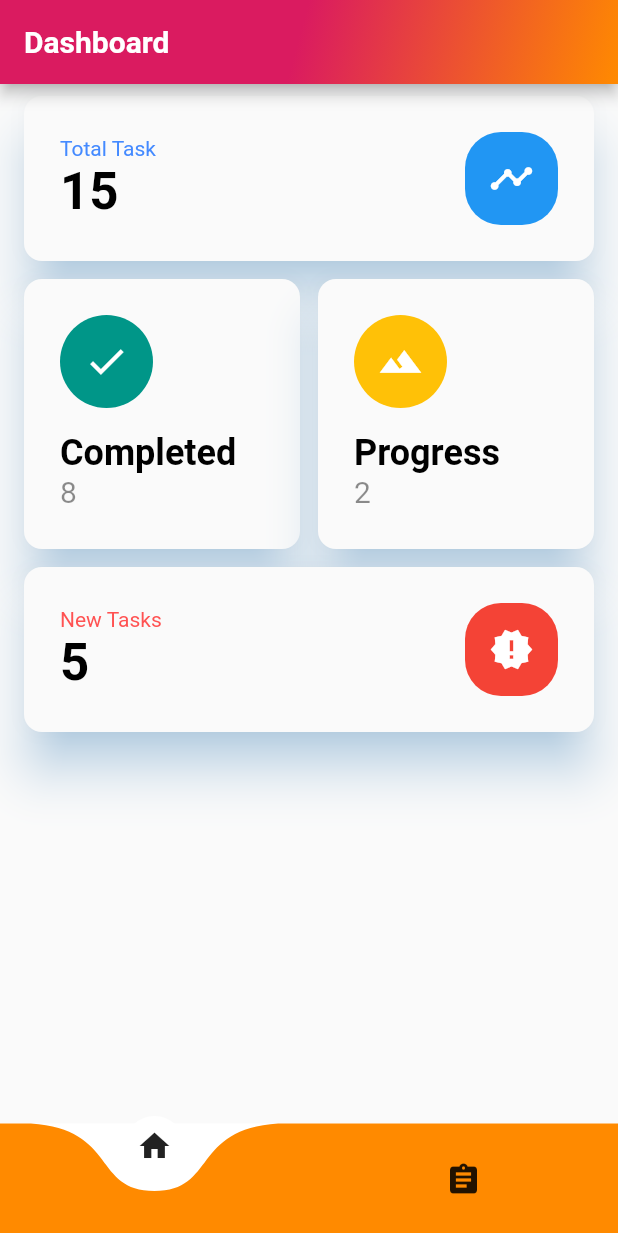
After one commit to shikhars371/ic-data-collector, a Flutter app: the DashboardPage screen opened directly, on a phone screen of 412 x 824 dp. The commit adds this screen. Shown: the top 1233 px of the screen. Run offline on Flutter 3.47's test engine with Material 2 defaults, Android fonts, the phone set to English and light mode, and no system bars; drawn by our look-alikes of curved_navigation_bar; our stand-ins replace page_transition, shared_preferences; missing offline and left inert: grouped_buttons; accounts and stored records are empty.

Commit message:
pages added

```diff
--- a/assets/locale/localization_en.json
+++ b/assets/locale/localization_en.json
@@ -99,5 +99,7 @@
     "key_release_area": "Release Area",
     "key_business_area": "Business Area",
     "key_total_release_units": "Total number of release units",
-    "key_total_business_unit": "Total number of business units"
+    "key_total_business_unit": "Total number of business units",
+    "key_dashboard": "Dashboard",
+    "key_task":"Task"
 }
--- a/lib/main.dart
+++ b/lib/main.dart
@@ -1,15 +1,17 @@
+import 'dart:async';
 import 'package:flutter/material.dart';
 import 'package:flutter_localizations/flutter_localizations.dart';
 import 'package:provider/provider.dart';
+import 'package:shared_preferences/shared_preferences.dart';
 
 import './pages/login.dart';
+import './pages/dashboard.dart';
 import './localization/app_translations_delegate.dart';
 import './localization/application.dart';
 import './controllers/auth.dart';
-import './controllers/appproviders.dart';
 
 Future<Null> main() async {
-  runApp(new LocalisedApp());
+  runApp(LocalisedApp());
 }
 
 class LocalisedApp extends StatefulWidget {
@@ -39,7 +41,11 @@ class LocalisedAppState extends State<LocalisedApp> {
       ],
       child: MaterialApp(
         debugShowCheckedModeBanner: false,
-        home: LoginPage(),
+        theme: ThemeData(
+          primaryColor: Color.fromRGBO(218, 27, 96, 1),
+          secondaryHeaderColor: Color.fromRGBO(255, 138, 0, 1),
+        ),
+        home: MyHomePage(),
         localizationsDelegates: [
           _newLocaleDelegate,
           GlobalMaterialLocalizations.delegate,
@@ -60,3 +66,51 @@ class LocalisedAppState extends State<LocalisedApp> {
     });
   }
 }
+
+class MyHomePage extends StatefulWidget {
+  @override
+  _MyHomePageState createState() => _MyHomePageState();
+}
+
+class _MyHomePageState extends State<MyHomePage> {
+  SharedPreferences sharedPreferences;
+  Future<Timer> loadData() async {
+    return Timer(Duration(seconds: 2), onDoneLoading);
+  }
+
+  void onDoneLoading() async {
+    sharedPreferences = await SharedPreferences.getInstance();
+    var access = sharedPreferences.getString("accesstoken");
+    if (access != null && access != "") {
+      Navigator.of(context).pushReplacement(
+        MaterialPageRoute(
+          builder: (context) => DashboardPage(),
+        ),
+      );
+    } else {
+      Navigator.of(context).pushReplacement(
+        MaterialPageRoute(
+          builder: (context) => LoginPage(),
+        ),
+      );
+    }
+  }
+
+  @override
+  void initState() {
+    loadData();
+    super.initState();
+  }
+
+  @override
+  Widget build(BuildContext context) {
+    return Container(
+      // height: MediaQuery.of(context).size.height,
+      // width: MediaQuery.of(context).size.width,
+      decoration: BoxDecoration(
+        image: DecorationImage(
+            image: AssetImage('assets/images/klogo.png'), fit: BoxFit.none),
+      ),
+    );
+  }
+}
--- /dev/null
+++ b/lib/pages/dashboard.dart
@@ -0,0 +1,412 @@
+import 'package:flutter/material.dart';
+import 'package:flutter_staggered_grid_view/flutter_staggered_grid_view.dart';
+
+import '../localization/app_translations.dart';
+import '../utils/buttomnavbar.dart';
+
+class DashboardPage extends StatefulWidget {
+  @override
+  _DashboardPageState createState() => _DashboardPageState();
+}
+
+class _DashboardPageState extends State<DashboardPage> {
+  final List<List<double>> charts = [
+    [
+      0.0,
+      0.3,
+      0.7,
+      0.6,
+      0.55,
+      0.8,
+      1.2,
+      1.3,
+      1.35,
+      0.9,
+      1.5,
+      1.7,
+      1.8,
+      1.7,
+      1.2,
+      0.8,
+      1.9,
+      2.0,
+      2.2,
+      1.9,
+      2.2,
+      2.1,
+      2.0,
+      2.3,
+      2.4,
+      2.45,
+      2.6,
+      3.6,
+      2.6,
+      2.7,
+      2.9,
+      2.8,
+      3.4
+    ],
+    [
+      0.0,
+      0.3,
+      0.7,
+      0.6,
+      0.55,
+      0.8,
+      1.2,
+      1.3,
+      1.35,
+      0.9,
+      1.5,
+      1.7,
+      1.8,
+      1.7,
+      1.2,
+      0.8,
+      1.9,
+      2.0,
+      2.2,
+      1.9,
+      2.2,
+      2.1,
+      2.0,
+      2.3,
+      2.4,
+      2.45,
+      2.6,
+      3.6,
+      2.6,
+      2.7,
+      2.9,
+      2.8,
+      3.4,
+      0.0,
+      0.3,
+      0.7,
+      0.6,
+      0.55,
+      0.8,
+      1.2,
+      1.3,
+      1.35,
+      0.9,
+      1.5,
+      1.7,
+      1.8,
+      1.7,
+      1.2,
+      0.8,
+      1.9,
+      2.0,
+      2.2,
+      1.9,
+      2.2,
+      2.1,
+      2.0,
+      2.3,
+      2.4,
+      2.45,
+      2.6,
+      3.6,
+      2.6,
+      2.7,
+      2.9,
+      2.8,
+      3.4,
+    ],
+    [
+      0.0,
+      0.3,
+      0.7,
+      0.6,
+      0.55,
+      0.8,
+      1.2,
+      1.3,
+      1.35,
+      0.9,
+      1.5,
+      1.7,
+      1.8,
+      1.7,
+      1.2,
+      0.8,
+      1.9,
+      2.0,
+      2.2,
+      1.9,
+      2.2,
+      2.1,
+      2.0,
+      2.3,
+      2.4,
+      2.45,
+      2.6,
+      3.6,
+      2.6,
+      2.7,
+      2.9,
+      2.8,
+      3.4,
+      0.0,
+      0.3,
+      0.7,
+      0.6,
+      0.55,
+      0.8,
+      1.2,
+      1.3,
+      1.35,
+      0.9,
+      1.5,
+      1.7,
+      1.8,
+      1.7,
+      1.2,
+      0.8,
+      1.9,
+      2.0,
+      2.2,
+      1.9,
+      2.2,
+      2.1,
+      2.0,
+      2.3,
+      2.4,
+      2.45,
+      2.6,
+      3.6,
+      2.6,
+      2.7,
+      2.9,
+      2.8,
+      3.4,
+      0.0,
+      0.3,
+      0.7,
+      0.6,
+      0.55,
+      0.8,
+      1.2,
+      1.3,
+      1.35,
+      0.9,
+      1.5,
+      1.7,
+      1.8,
+      1.7,
+      1.2,
+      0.8,
+      1.9,
+      2.0,
+      2.2,
+      1.9,
+      2.2,
+      2.1,
+      2.0,
+      2.3,
+      2.4,
+      2.45,
+      2.6,
+      3.6,
+      2.6,
+      2.7,
+      2.9,
+      2.8,
+      3.4
+    ]
+  ];
+
+  static final List<String> chartDropdownItems = [
+    'Last 7 days',
+    'Last month',
+    'Last year'
+  ];
+  String actualDropdown = chartDropdownItems[0];
+  int actualChart = 0;
+  String setapptext({String key}) {
+    return AppTranslations.of(context).text(key);
+  }
+
+  Widget _buildTile(Widget child, {Function() onTap}) {
+    return Material(
+        elevation: 14.0,
+        borderRadius: BorderRadius.circular(12.0),
+        shadowColor: Color(0x802196F3),
+        child: InkWell(
+            onTap: onTap != null
+                ? () => onTap()
+                : () {
+                    print('Not set yet');
+                  },
+            child: child));
+  }
+
+  @override
+  Widget build(BuildContext context) {
+    return Scaffold(
+      appBar: AppBar(
+        title: Text(
+          setapptext(key: 'key_dashboard'),
+          style: TextStyle(
+              //color: Color.fromRGBO(192, 65, 25, 1),
+              fontWeight: FontWeight.bold),
+        ),
+        flexibleSpace: Container(
+          decoration: BoxDecoration(
+            gradient: LinearGradient(
+                begin: Alignment.topCenter,
+                end: Alignment.bottomRight,
+                colors: [
+                  Theme.of(context).primaryColor,
+                  Theme.of(context).secondaryHeaderColor
+                ]),
+          ),
+        ),
+      ),
+      bottomNavigationBar: appbuttomnavbar(context),
+      body: StaggeredGridView.count(
+        crossAxisCount: 2,
+        crossAxisSpacing: 12.0,
+        mainAxisSpacing: 12.0,
+        padding: EdgeInsets.symmetric(horizontal: 16.0, vertical: 8.0),
+        children: <Widget>[
+          _buildTile(
+            Padding(
+              padding: const EdgeInsets.all(24.0),
+              child: Row(
+                  mainAxisAlignment: MainAxisAlignment.spaceBetween,
+                  crossAxisAlignment: CrossAxisAlignment.center,
+                  children: <Widget>[
+                    Column(
+                      mainAxisAlignment: MainAxisAlignment.center,
+                      crossAxisAlignment: CrossAxisAlignment.start,
+                      children: <Widget>[
+                        Text('Total Task',
+                            style: TextStyle(color: Colors.blueAccent)),
+                        Text('15',
+                            style: TextStyle(
+                                color: Colors.black,
+                                fontWeight: FontWeight.w700,
+                                fontSize: 34.0))
+                      ],
+                    ),
+                    Material(
+                      color: Colors.blue,
+                      borderRadius: BorderRadius.circular(24.0),
+                      child: Center(
+                        child: Padding(
+                          padding: const EdgeInsets.all(16.0),
+                          child: Icon(Icons.timeline,
+                              color: Colors.white, size: 30.0),
+                        ),
+                      ),
+                    )
+                  ]),
+            ),
+          ),
+          _buildTile(
+            Padding(
+              padding: const EdgeInsets.all(24.0),
+              child: Column(
+                  mainAxisAlignment: MainAxisAlignment.start,
+                  crossAxisAlignment: CrossAxisAlignment.start,
+                  children: <Widget>[
+                    Material(
+                        color: Colors.teal,
+                        shape: CircleBorder(),
+                        child: Padding(
+                          padding: const EdgeInsets.all(16.0),
+                          child: Icon(Icons.check,
+                              color: Colors.white, size: 30.0),
+                        )),
+                    Padding(padding: EdgeInsets.only(bottom: 16.0)),
+                    Text('Completed',
+                        style: TextStyle(
+                            color: Colors.black,
+                            fontWeight: FontWeight.w700,
+                            fontSize: 24.0)),
+                    Text(
+                      '8',
+                      style: TextStyle(color: Colors.black45, fontSize: 20),
+                    ),
+                  ]),
+            ),
+          ),
+          _buildTile(
+            Padding(
+              padding: const EdgeInsets.all(24.0),
+              child: Column(
+                  mainAxisAlignment: MainAxisAlignment.start,
+                  crossAxisAlignment: CrossAxisAlignment.start,
+                  children: <Widget>[
+                    Material(
+                        color: Colors.amber,
+                        shape: CircleBorder(),
+                        child: Padding(
+                          padding: EdgeInsets.all(16.0),
+                          child: Icon(Icons.terrain,
+                              color: Colors.white, size: 30.0),
+                        )),
+                    Padding(padding: EdgeInsets.only(bottom: 16.0)),
+                    Text(
+                      'Progress',
+                      style: TextStyle(
+                          color: Colors.black,
+                          fontWeight: FontWeight.w700,
+                          fontSize: 24.0),
+                    ),
+                    Text(
+                      '2 ',
+                      style: TextStyle(color: Colors.black45, fontSize: 20),
+                    ),
+                  ]),
+            ),
+          ),
+          _buildTile(
+            Padding(
+              padding: const EdgeInsets.all(24.0),
+              child: Row(
+                  mainAxisAlignment: MainAxisAlignment.spaceBetween,
+                  crossAxisAlignment: CrossAxisAlignment.center,
+                  children: <Widget>[
+                    Column(
+                      mainAxisAlignment: MainAxisAlignment.center,
+                      crossAxisAlignment: CrossAxisAlignment.start,
+                      children: <Widget>[
+                        Text('New Tasks',
+                            style: TextStyle(color: Colors.redAccent)),
+                        Text(
+                          '5',
+                          style: TextStyle(
+                              color: Colors.black,
+                              fontWeight: FontWeight.w700,
+                              fontSize: 34.0),
+                        )
+                      ],
+                    ),
+                    Material(
+                      color: Colors.red,
+                      borderRadius: BorderRadius.circular(24.0),
+                      child: Center(
+                        child: Padding(
+                          padding: EdgeInsets.all(16.0),
+                          child: Icon(Icons.new_releases,
+                              color: Colors.white, size: 30.0),
+                        ),
+                      ),
+                    )
+                  ]),
+            ),
+          )
+        ],
+        staggeredTiles: [
+          StaggeredTile.extent(2, 110.0),
+          StaggeredTile.extent(1, 180.0),
+          StaggeredTile.extent(1, 180.0),
+          StaggeredTile.extent(2, 110.0),
+        ],
+      ),
+    );
+  }
+}
--- a/lib/pages/form1.dart
+++ b/lib/pages/form1.dart
@@ -2,6 +2,8 @@ import 'package:flutter/material.dart';
 import 'package:grouped_buttons/grouped_buttons.dart';
 
 import '../localization/app_translations.dart';
+import '../utils/buttomnavbar.dart';
+import '../utils/appdrawer.dart';
 
 class Form1Page extends StatefulWidget {
   @override
@@ -81,8 +83,26 @@ class _Form1PageState extends State<Form1Page> {
   Widget build(BuildContext context) {
     return Scaffold(
       appBar: AppBar(
-        title: Text("Form1"),
+        title: Text(
+          "Form",
+          style: TextStyle(
+              //color: Color.fromRGBO(192, 65, 25, 1),
+              fontWeight: FontWeight.bold),
+        ),
+        flexibleSpace: Container(
+          decoration: BoxDecoration(
+            gradient: LinearGradient(
+                begin: Alignment.topCenter,
+                end: Alignment.bottomRight,
+                colors: [
+                  Theme.of(context).primaryColor,
+                  Theme.of(context).secondaryHeaderColor
+                ]),
+          ),
+        ),
       ),
+      drawer: AppDrawer(pageindex: 0,),
+      bottomNavigationBar: appbuttomnavbar(context),
       body: SingleChildScrollView(
         child: Form(
           key: _formkey,
--- a/lib/pages/login.dart
+++ b/lib/pages/login.dart
@@ -1,7 +1,7 @@
 import 'package:flutter/material.dart';
 import 'package:provider/provider.dart';
 
-import '../pages/form1.dart';
+import './dashboard.dart';
 import '../localization/app_translations.dart';
 import '../controllers/auth.dart';
 import '../models/user.dart';
@@ -125,7 +125,7 @@ class _LoginPageState extends State<LoginPage> {
                                               MaterialPageRoute(
                                                 builder:
                                                     (BuildContext context) =>
-                                                        Form1Page(),
+                                                        DashboardPage(),
                                               ),
                                             );
                                           } else {
--- /dev/null
+++ b/lib/pages/task.dart
@@ -0,0 +1,46 @@
+import 'package:flutter/material.dart';
+
+import '../localization/app_translations.dart';
+import '../utils/buttomnavbar.dart';
+import '../utils/appdrawer.dart';
+
+class TaskPage extends StatefulWidget {
+  @override
+  _TaskPageState createState() => _TaskPageState();
+}
+
+class _TaskPageState extends State<TaskPage> {
+  String setapptext({String key}) {
+    return AppTranslations.of(context).text(key);
+  }
+
+  @override
+  Widget build(BuildContext context) {
+    return Scaffold(
+      appBar: AppBar(
+        title: Text(
+          setapptext(key: 'key_task'),
+          style: TextStyle(
+              //color: Color.fromRGBO(192, 65, 25, 1),
+              fontWeight: FontWeight.bold),
+        ),
+        flexibleSpace: Container(
+          decoration: BoxDecoration(
+            gradient: LinearGradient(
+                begin: Alignment.topCenter,
+                end: Alignment.bottomRight,
+                colors: [
+                  Theme.of(context).primaryColor,
+                  Theme.of(context).secondaryHeaderColor
+                ]),
+          ),
+        ),
+      ),
+      bottomNavigationBar: appbuttomnavbar(context),
+      drawer: AppDrawer(),
+      body: Container(
+
+      ),
+    );
+  }
+}
--- a/lib/utils/appdrawer.dart
+++ b/lib/utils/appdrawer.dart
@@ -1,7 +1,9 @@
 import 'package:flutter/material.dart';
 import 'package:shared_preferences/shared_preferences.dart';
+import 'package:page_transition/page_transition.dart';
 
 import '../pages/login.dart';
+import '../pages/form1.dart';
 
 class DrawerItem {
   String title;
@@ -23,10 +25,9 @@ class _AppDrawerState extends State<AppDrawer> {
   String _email;
 
   final drawerItems = [
-    DrawerItem("Dashboard", Icons.dashboard), //page index = 0
-    DrawerItem("Committee Formation", Icons.group), //page index = 1
-    DrawerItem("Joint Verification", Icons.verified_user), //page index = 2
-    DrawerItem("DGPS Survey", Icons.router) //page index = 3
+    DrawerItem("New Tasks", Icons.dashboard), //page index = 0
+    DrawerItem("Progressive Tasks", Icons.terrain), //page index = 1
+    DrawerItem("Completed Tasks", Icons.check), //page index = 2
   ];
   @override
   void initState() {
@@ -46,7 +47,7 @@ class _AppDrawerState extends State<AppDrawer> {
   getUserInfo() async {
     pref = await SharedPreferences.getInstance();
     setState(() {
-      _user = pref.getString("user");
+      _user = pref.getString("firstname");
       _email = pref.getString("email");
     });
   }
@@ -60,15 +61,13 @@ class _AppDrawerState extends State<AppDrawer> {
 
   _pageNavigator(int page) {
     if (page == 0) {
-      //_navfunction();
+      _navfunction(Form1Page());
     }
   }
 
   _navfunction(Widget page) {
-    Navigator.pushReplacement(
-      context,
-      MaterialPageRoute(builder: (BuildContext context) => page),
-    );
+    Navigator.of(context).pushReplacement(
+        PageTransition(type: PageTransitionType.downToUp, child: page));
   }
 
   logout() async {
@@ -100,11 +99,20 @@ class _AppDrawerState extends State<AppDrawer> {
         child: Column(
           children: <Widget>[
             UserAccountsDrawerHeader(
-              decoration: BoxDecoration(color: Colors.green[800]),
+              decoration: BoxDecoration(
+                color: Colors.blue,
+                gradient: LinearGradient(
+                    begin: Alignment.topLeft,
+                    end: Alignment.bottomRight,
+                    colors: [
+                      Theme.of(context).primaryColor,
+                      Theme.of(context).secondaryHeaderColor,
+                    ]),
+              ),
               currentAccountPicture: new CircleAvatar(
                 radius: 50.0,
-                child: new Image.asset(
-                  'assets/images/logo_light.png',
+                child: new Image.network(
+                  'https://encrypted-tbn0.gstatic.com/images?q=tbn%3AANd9GcTnx9gugwptmYiJSoH38ftixCTsOiX86pseDJUG8nTONwADCQUS',
                 ),
               ),
               accountEmail: Text(_user?.isEmpty ?? true ? "" : _user),
--- /dev/null
+++ b/lib/utils/buttomnavbar.dart
@@ -0,0 +1,43 @@
+import 'package:flutter/material.dart';
+import 'package:curved_navigation_bar/curved_navigation_bar.dart';
+import 'package:page_transition/page_transition.dart';
+
+import '../pages/dashboard.dart';
+import '../pages/task.dart';
+
+int pageindex = 0;
+
+Widget appbuttomnavbar(BuildContext context) {
+  return CurvedNavigationBar(
+    items: <Widget>[Icon(Icons.home), Icon(Icons.assignment)],
+    color: Color.fromRGBO(255, 138, 0, 1),
+    buttonBackgroundColor: Colors.white,
+    backgroundColor: Colors.white,
+    animationCurve: Curves.easeInOut,
+    index: pageindex,
+    onTap: (index) {
+      setIndex(index);
+      if (index == 0) {
+        Navigator.of(context).pushReplacement(
+          PageTransition(
+            type: PageTransitionType.fade,
+            child: DashboardPage(),
+            duration: Duration(milliseconds: 600),
+          ),
+        );
+      } else if (index == 1) {
+        Navigator.of(context).pushReplacement(
+          PageTransition(
+            type: PageTransitionType.fade,
+            child: TaskPage(),
+            duration: Duration(milliseconds: 600),
+          ),
+        );
+      }
+    },
+  );
+}
+
+void setIndex(int value) {
+  pageindex = value;
+}
--- a/pubspec.yaml
+++ b/pubspec.yaml
@@ -17,6 +17,9 @@ dependencies:
   http: ^0.12.0+2
   provider: ^4.0.0
   grouped_buttons: ^1.0.4
+  curved_navigation_bar: ^0.3.1
+  flutter_staggered_grid_view: ^0.3.0
+  page_transition: ^1.1.5
 
 dev_dependencies:
   flutter_test:
```
Also changed, not shown: pubspec.lock.
